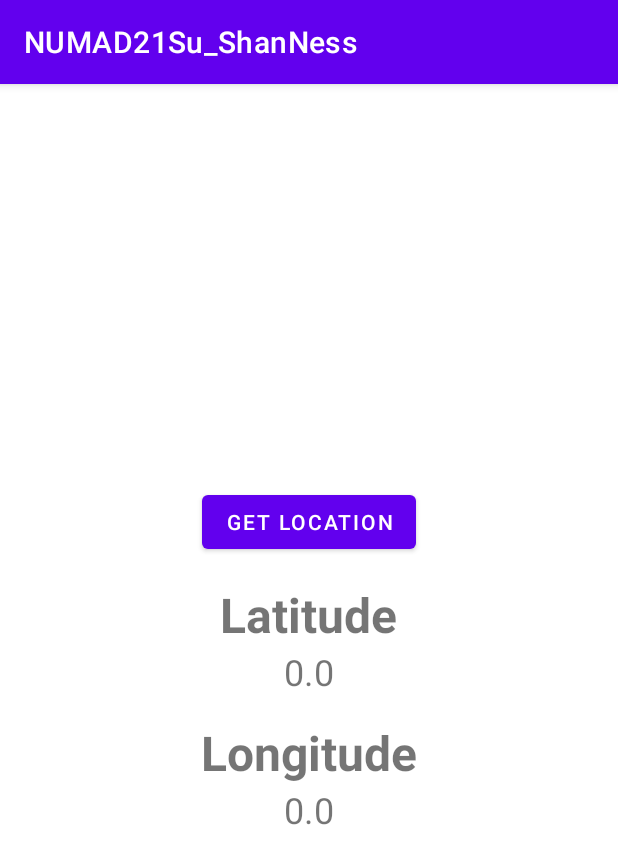
After one commit to simpsonness/CS5520, an Android app: the LocationActivity screen opened directly, with no data from a screen before it, on a phone screen of 412 x 824 dp. The commit adds this screen. Shown: the top 864 px of the screen. Run offline under Robolectric (Android 15) with nearby library versions, the phone set to English and light mode, and no system bars.

Commit message:
code is working

```diff
--- a/NUMAD21Su_ShanNess/app/build.gradle
+++ b/NUMAD21Su_ShanNess/app/build.gradle
@@ -42,6 +42,7 @@ dependencies {
     implementation 'androidx.appcompat:appcompat:1.2.0'
     implementation 'com.google.android.material:material:1.3.0'
     implementation 'androidx.constraintlayout:constraintlayout:2.0.4'
+    implementation 'com.google.android.gms:play-services-location:18.0.0'
     testImplementation 'junit:junit:4.+'
     androidTestImplementation 'androidx.test.ext:junit:1.1.2'
     androidTestImplementation 'androidx.test.espresso:espresso-core:3.3.0'
--- a/NUMAD21Su_ShanNess/app/src/main/AndroidManifest.xml
+++ b/NUMAD21Su_ShanNess/app/src/main/AndroidManifest.xml
@@ -1,6 +1,9 @@
 <?xml version="1.0" encoding="utf-8"?>
 <manifest xmlns:android="http://schemas.android.com/apk/res/android"
     package="edu.neu.madcourse.numad21su_shanness">
+
+    <uses-permission android:name="android.permission.ACCESS_FINE_LOCATION"/>
+    <uses-permission android:name="android.permission.ACCESS_COARSE_LOCATION"/>
 
     <application
         android:allowBackup="true"
@@ -9,6 +12,7 @@
         android:roundIcon="@mipmap/ic_launcher_sn_round"
         android:supportsRtl="true"
         android:theme="@style/Theme.NUMAD21Su_ShanNess">
+        <activity android:name=".LocationActivity"></activity>
         <activity android:name=".ActivityLinkCollector" />
         <activity android:name=".MainActivity2" />
         <activity android:name=".MainActivity">
--- /dev/null
+++ b/NUMAD21Su_ShanNess/app/src/main/res/layout/activity_location.xml
@@ -0,0 +1,48 @@
+<?xml version="1.0" encoding="utf-8"?>
+<LinearLayout xmlns:android="http://schemas.android.com/apk/res/android"
+    xmlns:app="http://schemas.android.com/apk/res-auto"
+    xmlns:tools="http://schemas.android.com/tools"
+    android:layout_width="match_parent"
+    android:layout_height="match_parent"
+    android:orientation="vertical"
+    android:padding="16dp"
+    android:gravity="center"
+    tools:context=".LocationActivity">
+
+    <Button
+        android:layout_width="wrap_content"
+        android:layout_height="wrap_content"
+        android:id="@+id/bt_location"
+        android:text="Get Location"/>
+
+    <TextView
+        android:layout_width="wrap_content"
+        android:layout_height="wrap_content"
+        android:text="Latitude"
+        android:textSize="32sp"
+        android:textStyle="bold"
+        android:layout_marginTop="16dp"/>
+
+    <TextView
+        android:layout_width="wrap_content"
+        android:layout_height="wrap_content"
+        android:id="@+id/tv_latitude"
+        android:text="0.0"
+        android:textSize="24sp"/>
+
+    <TextView
+        android:layout_width="wrap_content"
+        android:layout_height="wrap_content"
+        android:text="Longitude"
+        android:textSize="32sp"
+        android:textStyle="bold"
+        android:layout_marginTop="16dp"/>
+
+    <TextView
+        android:layout_width="wrap_content"
+        android:layout_height="wrap_content"
+        android:id="@+id/tv_longitude"
+        android:text="0.0"
+        android:textSize="24sp"/>
+
+</LinearLayout>
```
Also changed, not shown: NUMAD21Su_ShanNess/app/src/main/java/edu/neu/madcourse/numad21su_shanness/LocationActivity.java (added, +123 -0 lines), NUMAD21Su_ShanNess/app/src/main/java/edu/neu/madcourse/numad21su_shanness/MainActivity.java (+8 -0 lines), NUMAD21Su_ShanNess/app/src/main/res/layout/activity_main.xml (+10 -0 lines).
